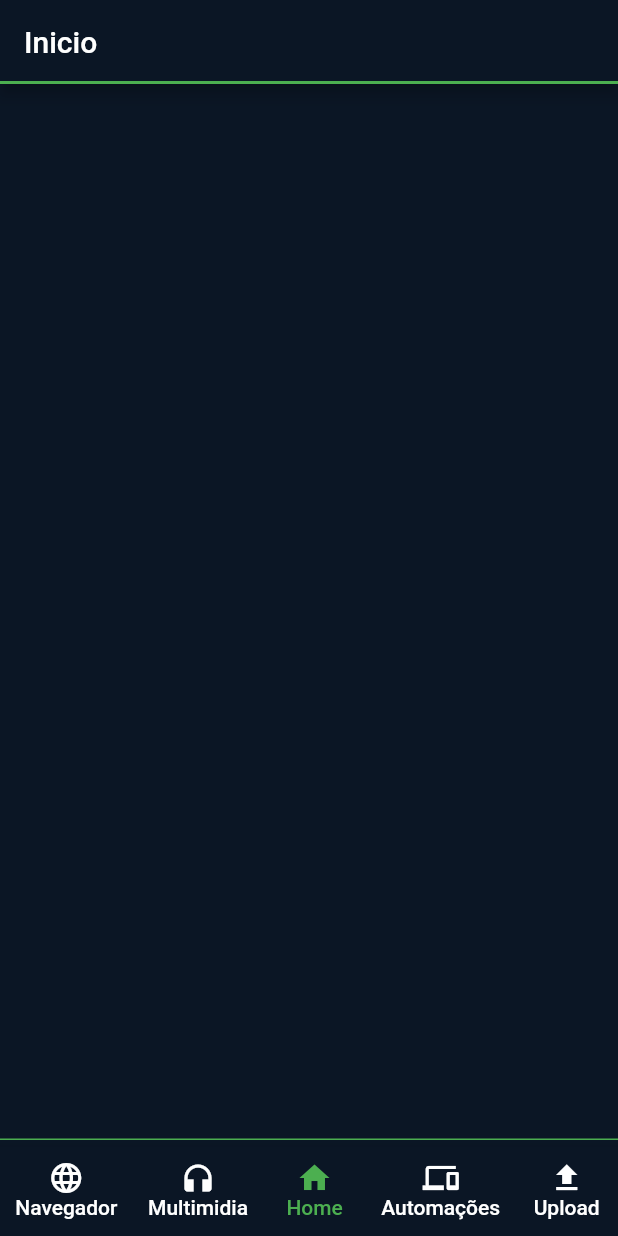
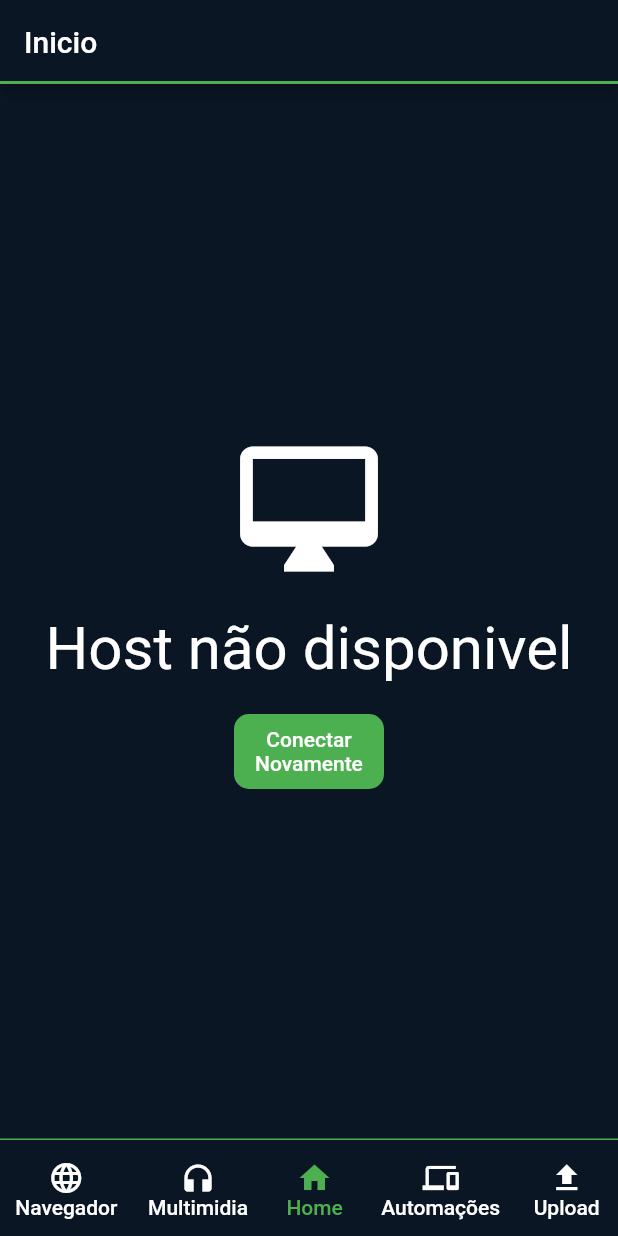
Before and after one commit to subaru3rem/Icaros, a Flutter app: the screen it shows after launch, on a phone screen of 412 x 824 dp. Run offline on Flutter 3.47's test engine with Material 2 defaults, Android fonts, the phone set to English and light mode, and no system bars; our stand-ins replace file_picker, shared_preferences; missing offline and left inert: flutter_barcode_scanner.

Commit message:
tela de aparelho desconectado

```diff
--- a/app/lib/main.dart
+++ b/app/lib/main.dart
@@ -98,8 +98,6 @@ class _MyHomePageWidget extends State<MyHomePageWidget>{
   Widget desktopInfoWidget(){
     Widget infoPc;
     if (_resposta != null){
-
-
       infoPc = Column(
         mainAxisAlignment: MainAxisAlignment.center,
         children: [
@@ -172,7 +170,34 @@ class _MyHomePageWidget extends State<MyHomePageWidget>{
       );
       }
       else{
-        infoPc = const Center();
+        infoPc = Center(child:Column(
+        mainAxisAlignment: MainAxisAlignment.center,
+        children:[
+          Container(
+            margin:const EdgeInsets.all(20),
+            child:const Icon(
+              Icons.desktop_mac_outlined,
+              color: Colors.white,
+              size: 100,
+            )
+          ),
+          const Text(
+            "Host não disponivel",
+            style: TextStyle(
+              fontSize: 40
+            ),
+          ),
+          Container(
+            margin: const EdgeInsets.all(20),
+            height: 50,
+            width:100,
+            decoration: BoxDecoration(borderRadius: BorderRadius.circular(10),color:custom_colors.secundary_color),
+            child: TextButton(
+              onPressed: ip,
+              child: const Text("Conectar Novamente",textAlign: TextAlign.center,)
+            )
+          )
+        ]));
       }
     return infoPc;
   }
```
Also changed, not shown: 1 other file.
